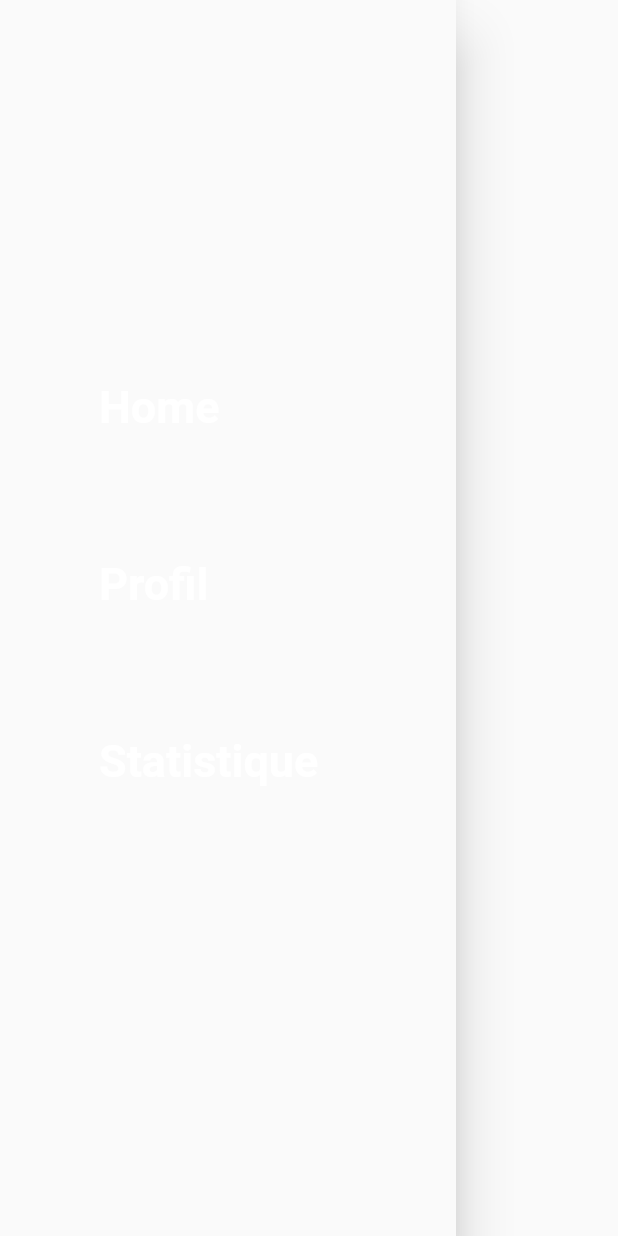
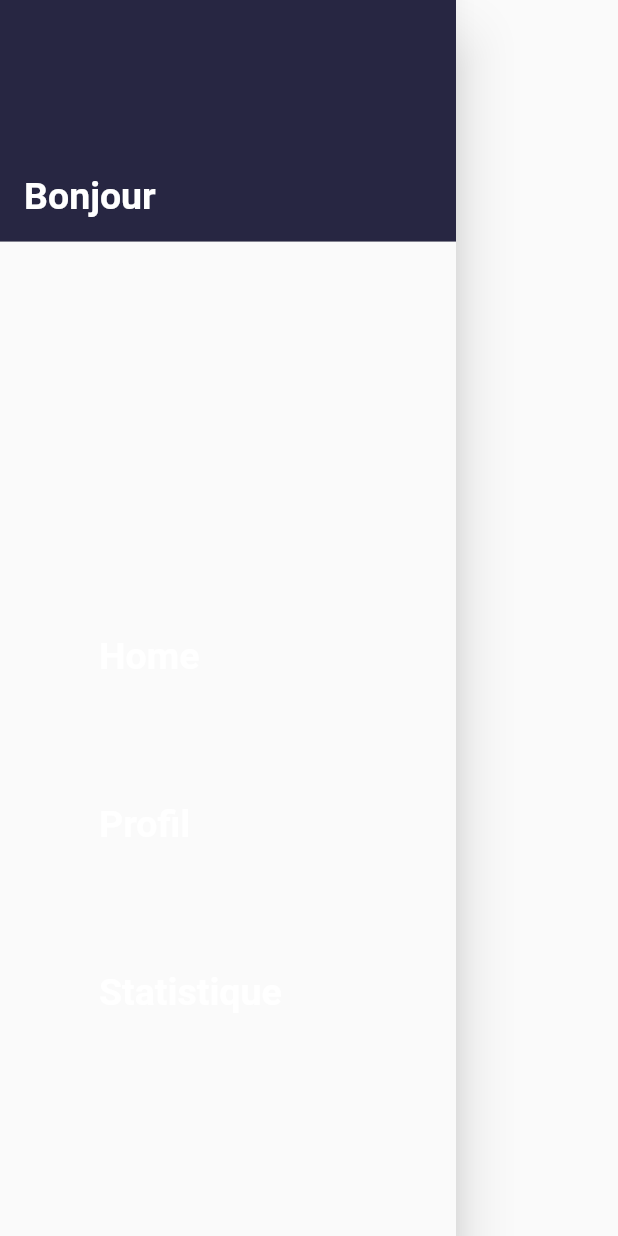
Before and after one commit to hugod-g/FL1---Flutter-team, a Flutter app: the BurgerMenu widget shown alone on an empty page, opened directly, on a phone screen of 412 x 824 dp. Run offline on Flutter 3.47's test engine with Material 2 defaults, Android fonts, the phone set to English and light mode, and no system bars; our stand-ins replace camera, image_picker, shared_preferences; accounts and stored records are empty.

Commit message:
feat-Gestion front-end commit: feat: Burger menu header

```diff
--- a/lib/Components/web/burgerMenu.dart
+++ b/lib/Components/web/burgerMenu.dart
@@ -17,10 +17,22 @@ class BurgerMenu extends StatelessWidget {
         child: ListView(
           padding: EdgeInsets.zero,
           children: <Widget>[
+            const DrawerHeader(
+              decoration: BoxDecoration(
+                color: blue,
+              ),
+              child: CommonText(
+                text: "Bonjour",
+                fontSizeText: 25,
+                fontWeight: fontBold,
+                paddingTop: 100,
+                color: white,
+              ),
+            ),
             ListTile(
               title: const CommonText(
                 text: "Home",
-                fontSizeText: 30,
+                fontSizeText: 25,
                 fontWeight: fontBold,
                 paddingTop: 250,
                 paddingLeft: 50,
@@ -33,7 +45,7 @@ class BurgerMenu extends StatelessWidget {
             ListTile(
               title: const CommonText(
                 text: "Profil",
-                fontSizeText: 30,
+                fontSizeText: 25,
                 fontWeight: fontBold,
                 paddingTop: 75,
                 paddingLeft: 50,
@@ -46,7 +58,7 @@ class BurgerMenu extends StatelessWidget {
             ListTile(
               title: const CommonText(
                 text: "Statistique",
-                fontSizeText: 30,
+                fontSizeText: 25,
                 fontWeight: fontBold,
                 paddingTop: 75,
                 paddingLeft: 50,
```
